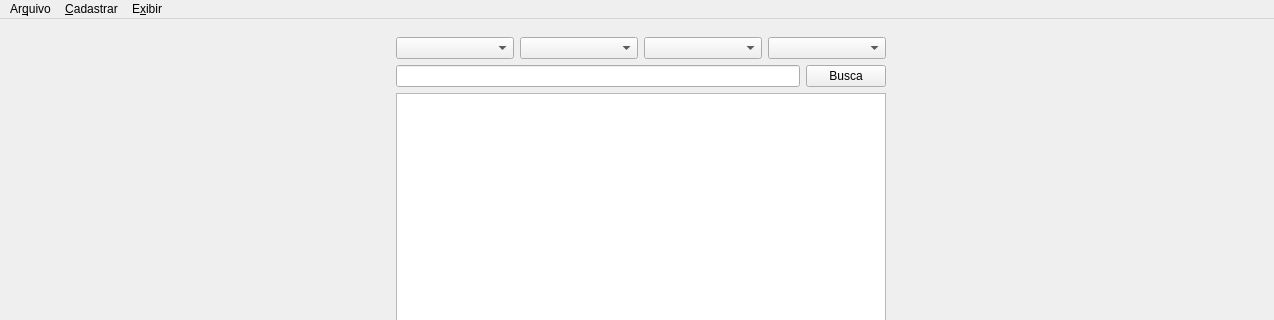
Above: src/main/python/ui/mainWindow.ui from matheusfillipe/ganec before the change; both pictures show x 0 to 1274 and y 0 to 320 of the 1274 by 832 pixel window. Below: the same form after it.
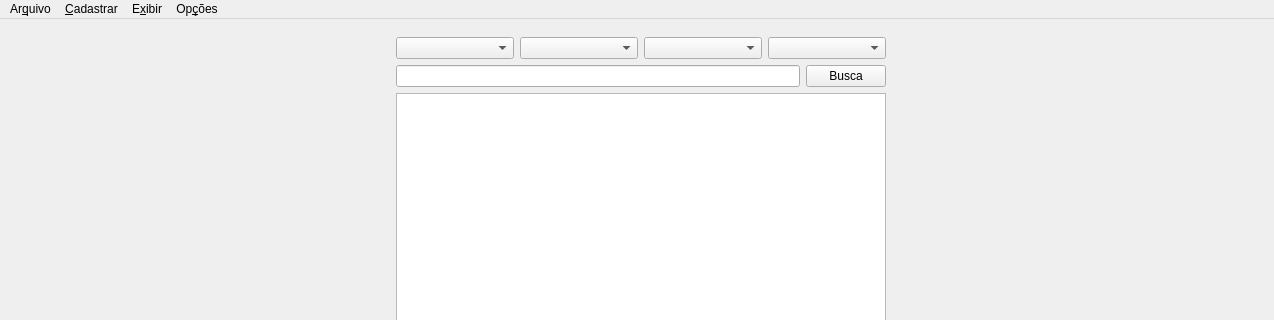
That is the form after the change.

What changed in the file:
```diff
--- a/src/main/python/ui/mainWindow.ui
+++ b/src/main/python/ui/mainWindow.ui
@@ -128,9 +128,16 @@
     </property>
     <addaction name="actionMapa"/>
    </widget>
+   <widget class="QMenu" name="menuOp_es">
+    <property name="title">
+     <string>Op&amp;ções</string>
+    </property>
+    <addaction name="actionConfigura_es"/>
+   </widget>
    <addaction name="menuArquivo"/>
    <addaction name="menuCadastrar"/>
    <addaction name="menuExibir"/>
+   <addaction name="menuOp_es"/>
   </widget>
   <widget class="QStatusBar" name="statusbar"/>
   <action name="actionExportar">
```
Left out of the diff: 5 changed lines with no effect on the pictures.
